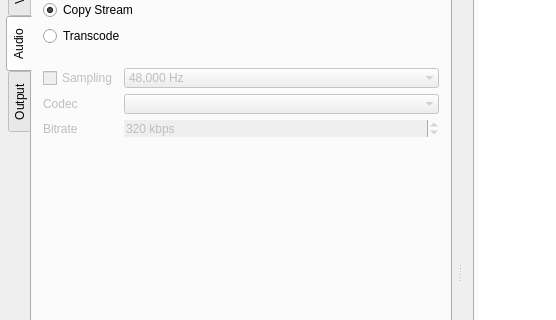
Qt form DuFFMpeg/mainwindow.ui (RxLaboratory/DuME) before a commit; both pictures show x 0 to 556 and y 124 to 444 of the 959 by 784 pixel window.
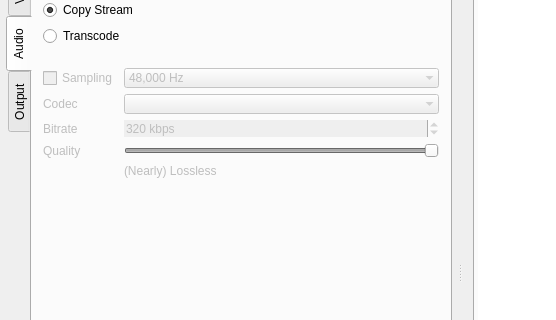
The same form after that commit. The open tabs and pages were chosen to show the change.

Diff of the .ui file:
```diff
--- a/DuFFMpeg/mainwindow.ui
+++ b/DuFFMpeg/mainwindow.ui
@@ -626,6 +626,33 @@
                       </property>
                      </widget>
                     </item>
+                    <item row="9" column="1">
+                     <widget class="QLabel" name="audioQualityLabel">
+                      <property name="text">
+                       <string>(Nearly) Lossless</string>
+                      </property>
+                     </widget>
+                    </item>
+                    <item row="8" column="1">
+                     <widget class="QSlider" name="audioQualitySlider">
+                      <property name="maximum">
+                       <number>100</number>
+                      </property>
+                      <property name="value">
+                       <number>100</number>
+                      </property>
+                      <property name="orientation">
+                       <enum>Qt::Horizontal</enum>
+                      </property>
+                     </widget>
+                    </item>
+                    <item row="8" column="0">
+                     <widget class="QLabel" name="label_14">
+                      <property name="text">
+                       <string>Quality</string>
+                      </property>
+                     </widget>
+                    </item>
                    </layout>
                   </widget>
                  </item>
```
Left out of the diff: 8 changed lines with no effect on the pictures.
